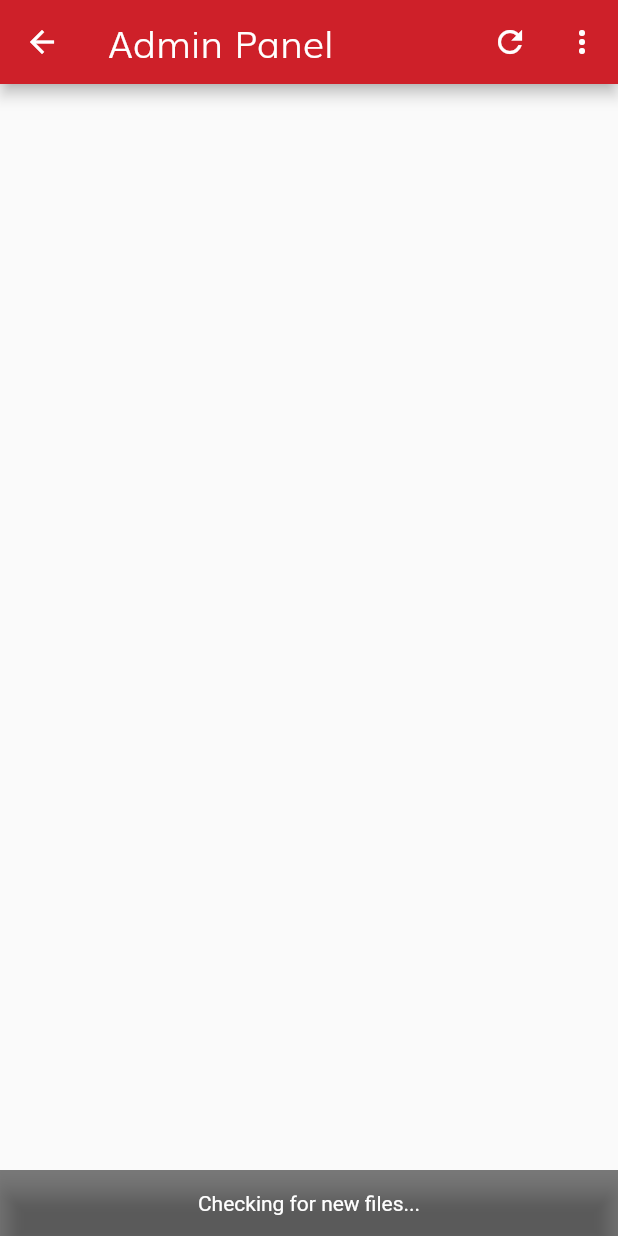
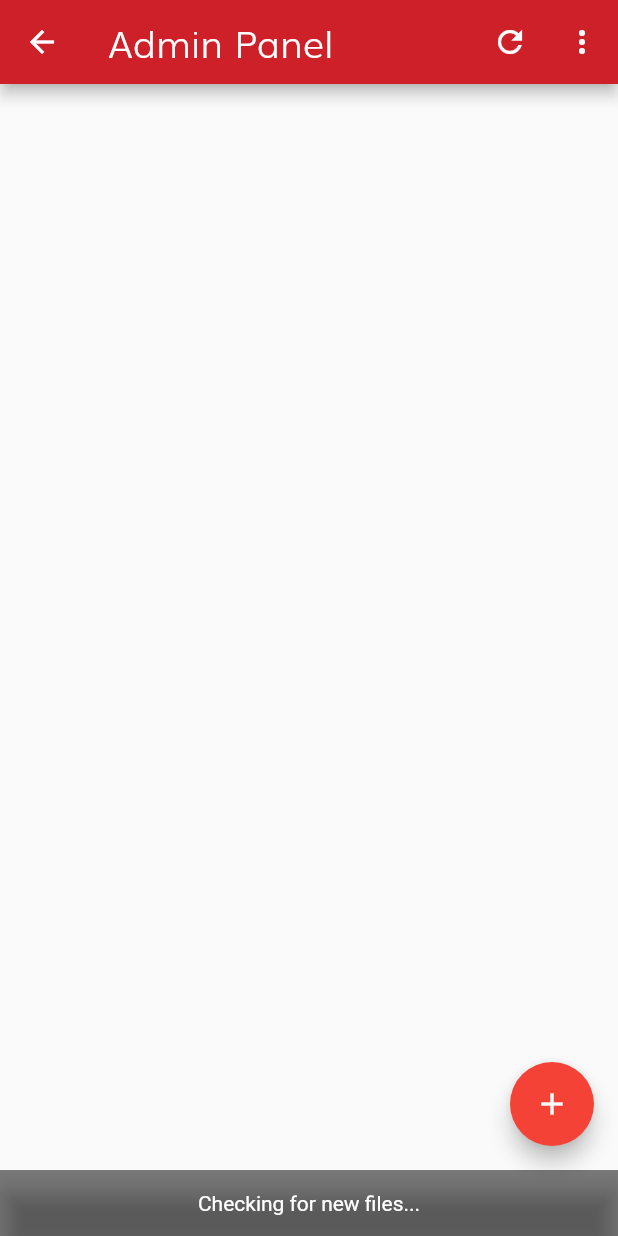
Before and after one commit to OregonStateUniversity/rfr-cookbook, a Flutter app: the AdminPanel screen opened directly, after a tap on the "refresh" icon, on a phone screen of 412 x 824 dp. Run offline on Flutter 3.47's test engine with Material 2 defaults, Android fonts, the phone set to English and light mode, and no system bars; our stand-ins replace email_validator, firebase_auth, firebase_core, firebase_storage; missing offline and left inert: syncfusion_flutter_pdfviewer; accounts and stored records are empty.

Commit message:
add floating addition button and stub out handler

```diff
--- a/lib/screens/admin_panel.dart
+++ b/lib/screens/admin_panel.dart
@@ -38,7 +38,12 @@ class _AdminPanelState extends State<AdminPanel> {
       body: ListView.builder(
         itemCount: _storageMap.length,
         itemBuilder: _listViewItemBuilder
-      )
+      ),
+      floatingActionButton: FloatingActionButton(
+        onPressed: () => _handleAddition(context),
+        child: const Icon(Icons.add),
+        backgroundColor: Colors.red
+      ),
     );
   }
 
@@ -127,6 +132,10 @@ class _AdminPanelState extends State<AdminPanel> {
       );
   }
 
+  void _handleAddition(BuildContext context) {
+
+  }
+
   void _handleDelete(BuildContext context, StoredItem file) {
     showDialog(
       context: context,
```
